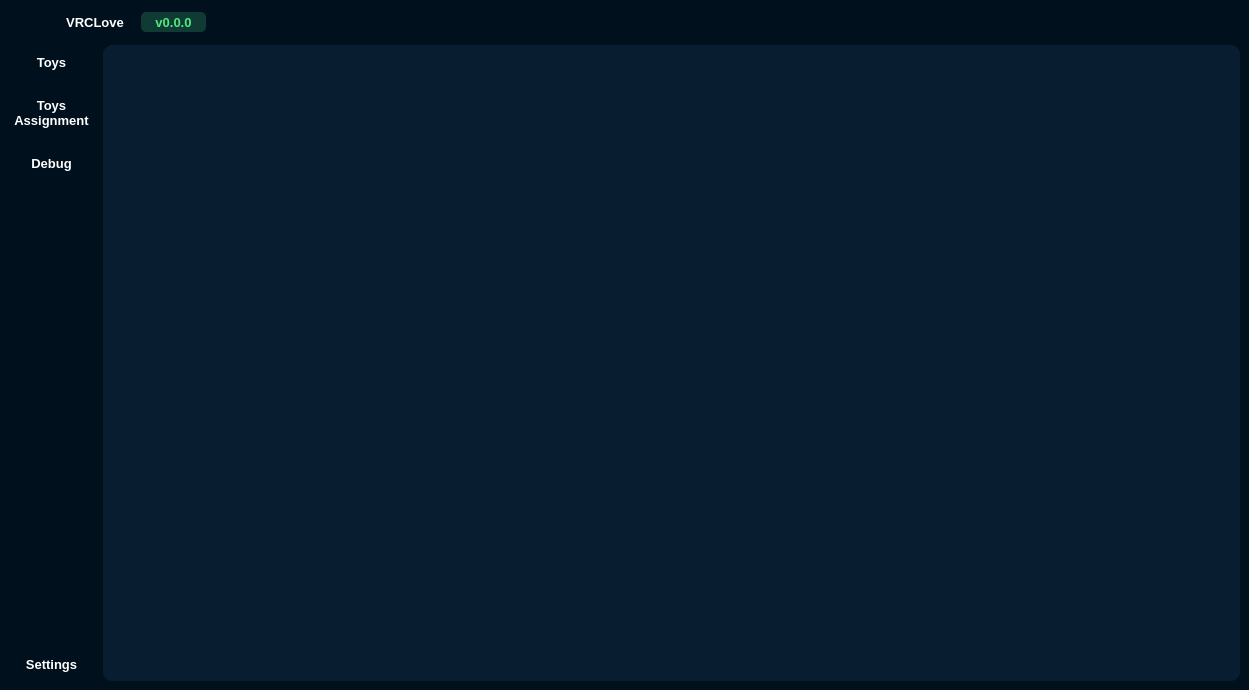
This is templates/main.ui in firocore/VRChatLove as Qt 5 draws it before an edit. The edited form follows.
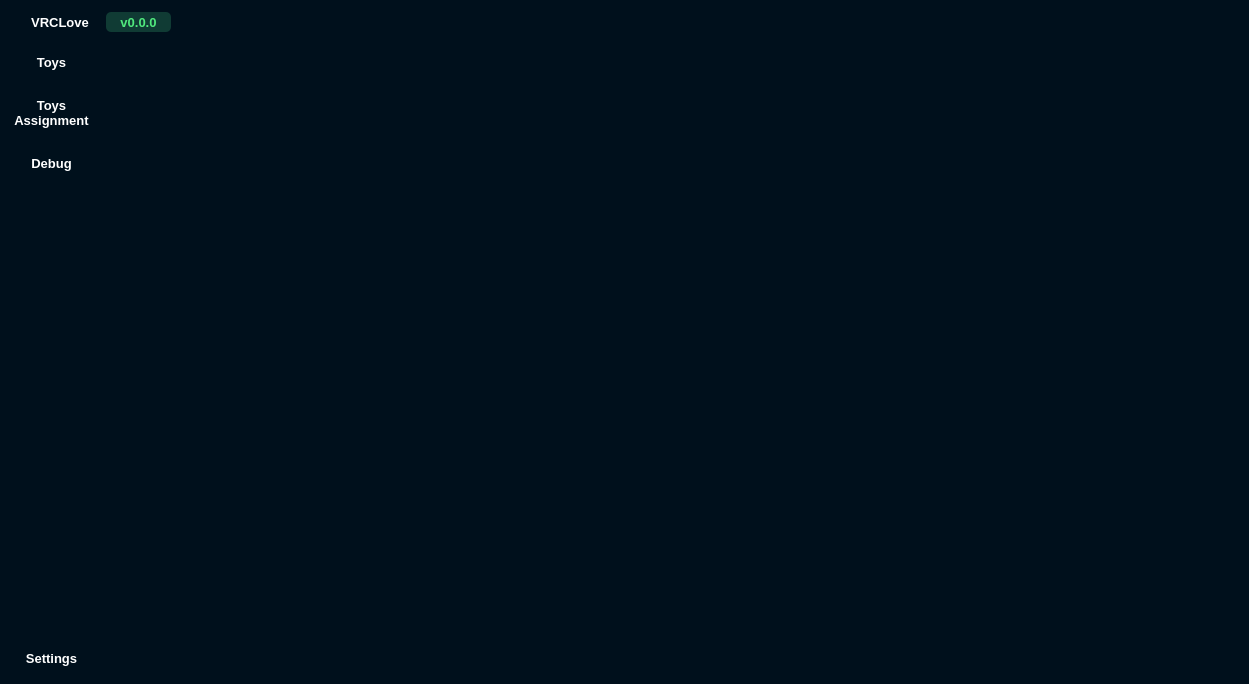
This is the edited form. Icons and pictures are not drawn.

The edit to the form file:
```diff
--- a/templates/main.ui
+++ b/templates/main.ui
@@ -7,7 +7,7 @@
     <x>0</x>
     <y>0</y>
     <width>1249</width>
-    <height>690</height>
+    <height>684</height>
    </rect>
   </property>
   <property name="minimumSize">
@@ -115,7 +115,7 @@
          </property>
          <layout class="QHBoxLayout" name="horizontalLayout_5">
           <property name="leftMargin">
-           <number>55</number>
+           <number>20</number>
           </property>
           <property name="topMargin">
            <number>0</number>
@@ -687,8 +687,7 @@
           </font>
          </property>
          <property name="styleSheet">
-          <string notr="true">background-color: rgb(8, 30, 48);
-border-radius: 10px;</string>
+          <string notr="true"/>
          </property>
          <widget class="QWidget" name="empty_page" native="true"/>
         </widget>
```
